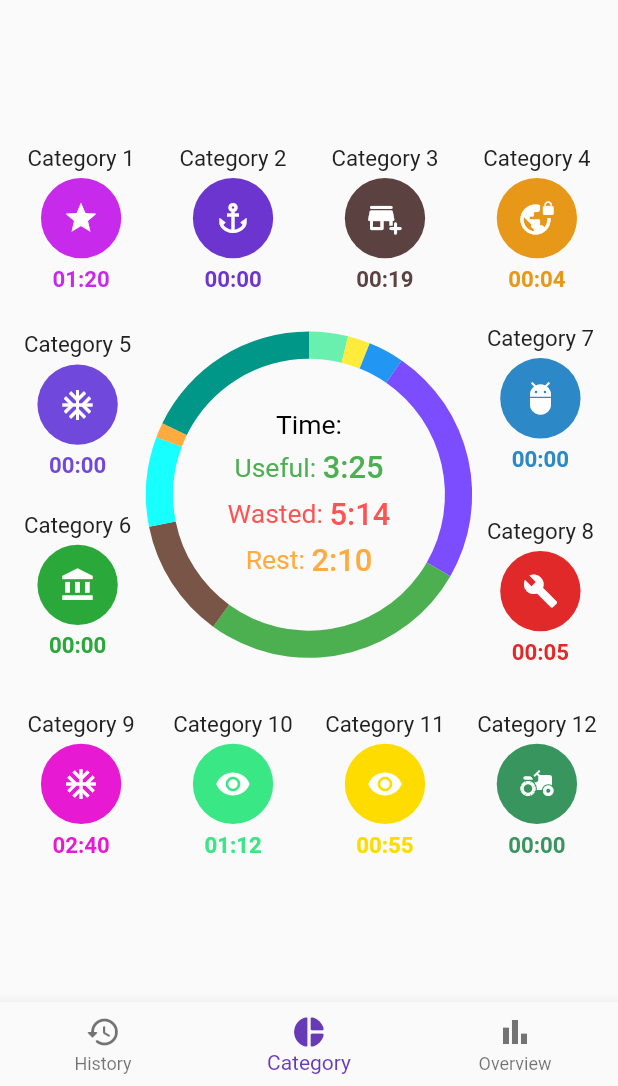
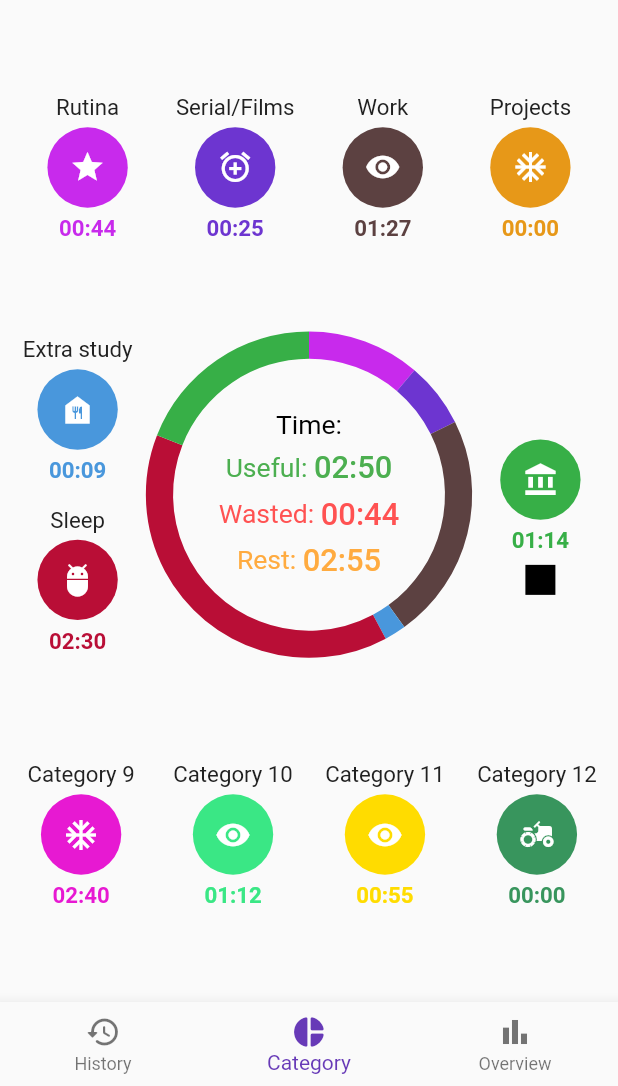
Before and after one commit to CptTapochek/TimeSaver, a Flutter app: the screen it shows after launch, on a phone screen of 412 x 824 dp, the part 150-1236 px from its top. Run offline on Flutter 3.47's test engine with Material 2 defaults, Android fonts, the phone set to English and light mode, and no system bars; our stand-ins replace syncfusion_flutter_charts.

Commit message:
categories data business logic

```diff
--- a/lib/Blocks/CategoryBlock.dart
+++ b/lib/Blocks/CategoryBlock.dart
@@ -1,8 +1,6 @@
 import 'package:flutter/material.dart';
+import 'package:time_saver/Blocks/addTime.dart';
 
-void categoryPress(){
-  print('This is the category!');
-}
 
 class Category extends StatelessWidget {
   const Category({Key? key,
@@ -33,18 +31,28 @@ class Category extends StatelessWidget {
     var screenWidth = MediaQuery.of(context).size.width;
 
     return Container(
-        child: TextButton( onPressed: categoryPress,
+        child: TextButton(
+          onPressed: () {
+            Scaffold.of(context).showBottomSheet<void>(
+                (BuildContext context){
+                  return BottomSheetAddTime(context);
+                }
+            );
+          },
           child: Column(
             children: [
               SizedBox(
                 width: screenWidth * 0.2,
                 child: Center(
-                    child: Text(
-                    categoryTitle,
+                    child: RichText(
+                      overflow: TextOverflow.ellipsis,
+                      text: TextSpan(
+                        text: categoryTitle,
                         style: TextStyle(
                             color: Colors.grey[900],
                             fontWeight: FontWeight.w400,
                             fontSize: screenWidth * 0.036
+                        ),
                       ),
                     )
                 ),
--- /dev/null
+++ b/lib/Blocks/addTime.dart
@@ -0,0 +1,45 @@
+import 'package:flutter/material.dart';
+
+class BottomSheetAddTime extends StatefulWidget{
+  const BottomSheetAddTime(BuildContext context, {Key? key}) : super(key: key);
+
+  @override
+  State<BottomSheetAddTime> createState() => AddTimeState();
+}
+
+class AddTimeState extends State<BottomSheetAddTime> {
+
+  @override
+  void initState(){
+
+    super.initState();
+  }
+
+  @override
+  Widget build(BuildContext context){
+    double screenHeight = MediaQuery.of(context).size.height;
+    double screenWidth = MediaQuery.of(context).size.width;
+    return Container(
+      height: screenHeight * 0.55,
+      color: Colors.white,
+      child: Column(
+        children: [
+          Container(
+            child: Stack(
+              children: [
+                Positioned(
+                  child: Container(
+                    height: screenHeight * 0.1,
+                    decoration: BoxDecoration(
+                      color: Colors.amber
+                    ),
+                  ),
+                )
+              ],
+            ),
+          )
+        ],
+      )
+    );
+  }
+}
--- a/lib/pages/Category.dart
+++ b/lib/pages/Category.dart
@@ -1,6 +1,66 @@
 import 'package:flutter/material.dart';
 import 'package:syncfusion_flutter_charts/charts.dart';
 import 'package:time_saver/Blocks/CategoryBlock.dart';
+
+/* Test categories data */
+List data = [
+  {
+    "category_1":{
+      "title": "Rutina",
+      "time": 2600,
+      "color": Color(0xffc82aec),
+      "icon": Icons.star,
+      "type": "wasted"
+    },
+    "category_2":{
+      "title": "Serial/Films",
+      "time": 1500,
+      "color": Color(0xff6d35d0),
+      "icon": Icons.add_alarm,
+      "type": "rest"
+    },
+    "category_3":{
+      "title": "Work",
+      "time": 5212,
+      "color": Color(0xff5c4141),
+      "icon": Icons.remove_red_eye,
+      "type": "useful"
+    },
+    "category_4":{
+      "title": "Projects",
+      "time": 0,
+      "color": Color(0xffe79818),
+      "icon": Icons.ac_unit,
+      "type": "useful"
+    },
+    "category_5":{
+      "title": "Extra study",
+      "time": 498,
+      "color": Color(0xff4997dc),
+      "icon": Icons.food_bank,
+      "type": "useful"
+    },
+    "category_6":{
+      "title": "Sleep",
+      "time": 9000,
+      "color": Color(0xffb90e36),
+      "icon": Icons.adb,
+      "type": "rest"
+    },
+    "category_7":{
+      "title": "",
+      "time": 4433,
+      "color": Color(0xff37af47),
+      "icon": Icons.account_balance,
+      "type": "useful"
+    },
+    "category_8": null,
+    "category_9": null,
+    "category_10": null,
+    "category_11": null,
+    "category_12": null,
+  }
+];
 
 
 late List<GDPData> _chartData;
@@ -28,15 +88,13 @@ class CategoryPageState extends State<CategoryPage>{
 
   List<GDPData> getCharData() {
     final List<GDPData> chartData = [
-      GDPData('Category 1', 2600, Colors.greenAccent, 'useful'),
-      GDPData('Category 2', 1500, Colors.yellow, 'wasted'),
-      GDPData('Category 3', 2388, Colors.blue, 'useful'),
-      GDPData('Category 4', 16000, Colors.deepPurpleAccent, 'useful'),
-      GDPData('Category 5', 18000, Colors.green, 'rest'),
-      GDPData('Category 6', 8000, Colors.brown, 'wasted'),
-      GDPData('Category 7', 6000, Colors.cyanAccent, 'wasted'),
-      GDPData('Category 8', 1000, Colors.orangeAccent, 'rest'),
-      GDPData('Category 9', 12000, Colors.teal, 'rest')
+      for(int idx = 1; idx <= data[0].length; idx++)
+        GDPData(
+            data[0]["category_$idx"] != null ? data[0]["category_$idx"]["title"] : "",
+            data[0]["category_$idx"] != null ? data[0]["category_$idx"]["time"] : 0,
+            data[0]["category_$idx"] != null ? data[0]["category_$idx"]["color"] : Colors.transparent,
+            data[0]["category_$idx"] != null ? data[0]["category_$idx"]["type"] : ""
+        ),
     ];
     return chartData;
   }
@@ -51,62 +109,106 @@ class CategoryPageState extends State<CategoryPage>{
   Widget build(BuildContext context){
     var screenHeight = MediaQuery.of(context).size.height;
     var screenWidth = MediaQuery.of(context).size.width;
-    print(">>>>>>>>>>>>>>>>>>>>>>>>>>>>>>>>>>>>${screenWidth} ${screenHeight}");
+    bool limit = false;
+    print(">>>>>>>>>>>>>>>>>>>>>>>>>>>>>>>>>>>>$screenWidth $screenHeight");
+
+    /* Get type of time */
+    String timeType(type){
+      num timeStamp = 0;
+      String time = "00:00";
+      var minutes = 0, hours = 0;
+
+      for(var timeIDX = 1; timeIDX <= data[0].length; timeIDX++){
+        if(data[0]["category_$timeIDX"] != null){
+          if(data[0]["category_$timeIDX"]["type"] == type){
+            timeStamp += data[0]["category_$timeIDX"]["time"];
+          }
+        }
+      }
+      for(var i = 0; i < timeStamp; i++){
+        if(i % 60 == 0){
+          minutes++;
+          if(minutes % 60 == 0){
+            hours++;
+            minutes = 0;
+          }
+        }
+      }
+      time = '${hours < 10 ? '0' : ''}$hours:${minutes < 10 ? '0' : ''}$minutes';
+      return time;
+    }
+
+    /* Get the length of category block */
+    int categoryLength(blockPart){
+      int categoriesNum = 0;
+      switch(blockPart){
+        case 1:
+          if(data[0].length < 4){
+            limit = true;
+            categoriesNum = data[0].length;
+          } else {
+            categoriesNum = 4;
+          }
+          break;
+        case 2:
+          if(data[0].length < 6){
+            limit = true;
+            categoriesNum = data[0].length;
+          } else {
+            categoriesNum = 6;
+          }
+          break;
+        case 3:
+          if(data[0].length < 8){
+            limit = true;
+            categoriesNum = data[0].length;
+          } else {
+            categoriesNum = 8;
+          }
+          break;
+        case 4:
+          if(data[0].length < 12){
+            limit = true;
+            categoriesNum = data[0].length;
+          } else {
+            categoriesNum = 12;
+          }
+          break;
+      }
+      return categoriesNum;
+    }
+
     return Column(
       mainAxisAlignment: MainAxisAlignment.center,
       children: [
         Row(
           mainAxisAlignment: MainAxisAlignment.center,
           children: [
-            Category(
-                categoryColor: Color(0xffc82aec),
-                categoryTitle: "Category 1",
-                categoryTime: 4746,
-                categoryIcon: Icon(Icons.star, color: Colors.white)
-            ),
-            SizedBox(width: screenWidth * 0.007),
-            Category(
-                categoryColor: Color(0xff6d35d0),
-                categoryTitle: "Category 2",
-                categoryTime: 0,
-                categoryIcon: Icon(Icons.anchor, color: Colors.white)
-            ),
-            SizedBox(width: screenWidth * 0.007),
-            Category(
-                categoryColor: Color(0xff5c4141),
-                categoryTitle: "Category 3",
-                categoryTime: 1110,
-                categoryIcon: Icon(Icons.add_business_rounded, color: Colors.white)
-            ),
-            SizedBox(width: screenWidth * 0.007),
-            Category(
-                categoryColor: Color(0xffe79818),
-                categoryTitle: "Category 4",
-                categoryTime: 200,
-                categoryIcon: Icon(Icons.vpn_lock, color: Colors.white)
-            ),
+            for(var index = 1; index <= categoryLength(1); index++)
+              data[0]["category_$index"] != null ? Category(
+                categoryColor: data[0]["category_$index"]["color"],
+                categoryTitle: data[0]["category_$index"]["title"],
+                categoryTime: data[0]["category_$index"]["time"],
+                categoryIcon: Icon(data[0]["category_$index"]["icon"], color: Colors.white)
+            ) : Container(width: 20,height: 20, color: Colors.black,)
+            //SizedBox(width: screenWidth * 0.007),
           ],
         ),
-        SizedBox(height: screenHeight * 0.008),
+        SizedBox(height: screenHeight > 700 ? screenHeight * 0.008 : screenHeight * 0.008),
+        screenHeight > 650 ? SizedBox(height: screenHeight * 0.05,) : const SizedBox(),
         Row(
           mainAxisAlignment: MainAxisAlignment.center,
           children: [
             Column(
               mainAxisAlignment: MainAxisAlignment.center,
               children: [
-                Category(
-                    categoryColor: Color(0xff7049dc),
-                    categoryTitle: "Category 5",
-                    categoryTime: 0,
-                    categoryIcon: Icon(Icons.ac_unit, color: Colors.white)
-                ),
-                SizedBox(height: screenHeight * 0.008),
-                Category(
-                    categoryColor: Color(0xff2aa83a),
-                    categoryTitle: "Category 6",
-                    categoryTime: 0,
-                    categoryIcon: Icon(Icons.account_balance, color: Colors.white)
-                ),
+                for(var index = 5; index <= categoryLength(2); index++)
+                  data[0]["category_$index"] != null ? Category(
+                      categoryColor: data[0]["category_$index"]["color"],
+                      categoryTitle: data[0]["category_$index"]["title"],
+                      categoryTime: data[0]["category_$index"]["time"],
+                      categoryIcon: Icon(data[0]["category_$index"]["icon"], color: Colors.white)
+                  ) : Container(width: 20,height: 20, color: Colors.black,)
               ],
             ),
             SizedBox(
@@ -154,7 +256,7 @@ class CategoryPageState extends State<CategoryPage>{
                                 Container(
                                   margin: const EdgeInsets.only(bottom: 1),
                                   child: Text(
-                                      '3:25',
+                                      timeType("useful"),
                                       style: TextStyle(
                                           color: Colors.green,
                                           fontSize: screenWidth * 0.05,
@@ -178,7 +280,7 @@ class CategoryPageState extends State<CategoryPage>{
                                 Container(
                                   margin: const EdgeInsets.only(bottom: 1),
                                   child: Text(
-                                      '5:14',
+                                      timeType("wasted"),
                                       style: TextStyle(
                                           color: Colors.redAccent,
                                           fontSize: screenWidth * 0.05,
@@ -202,7 +304,7 @@ class CategoryPageState extends State<CategoryPage>{
                                 Container(
                                   margin: const EdgeInsets.only(bottom: 1),
                                   child: Text(
-                                      '2:10',
+                                      timeType("rest"),
                                       style: TextStyle(
                                           color: Colors.orangeAccent,
                                           fontSize: screenWidth * 0.05,
@@ -222,24 +324,19 @@ class CategoryPageState extends State<CategoryPage>{
             Column(
               mainAxisAlignment: MainAxisAlignment.center,
               children: [
-                Category(
-                    categoryColor: Color(0xff2c88c6),
-                    categoryTitle: "Category 7",
-                    categoryTime: 0,
-                    categoryIcon: Icon(Icons.adb, color: Colors.white)
-                ),
-                SizedBox(height: screenHeight > 650 ? 15 : 5),
-                Category(
-                    categoryColor: Color(0xffe22929),
-                    categoryTitle: "Category 8",
-                    categoryTime: 300,
-                    categoryIcon: Icon(Icons.build, color: Colors.white)
-                ),
+                for(var index = 7; index <= categoryLength(3); index++)
+                  data[0]["category_$index"] != null ? Category(
+                      categoryColor: data[0]["category_$index"]["color"],
+                      categoryTitle: data[0]["category_$index"]["title"],
+                      categoryTime: data[0]["category_$index"]["time"],
+                      categoryIcon: Icon(data[0]["category_$index"]["icon"], color: Colors.white)
+                  ) : Container(width: 20,height: 20, color: Colors.black,)
               ],
             ),
           ],
         ),
         SizedBox(height: screenHeight > 650 ? 15 : 5),
+        screenHeight > 650 ? SizedBox(height: screenHeight * 0.05,) : const SizedBox(),
         Row(
           mainAxisAlignment: MainAxisAlignment.center,
           children: [
```
Lines whose indentation alone changed are shown as unchanged.
